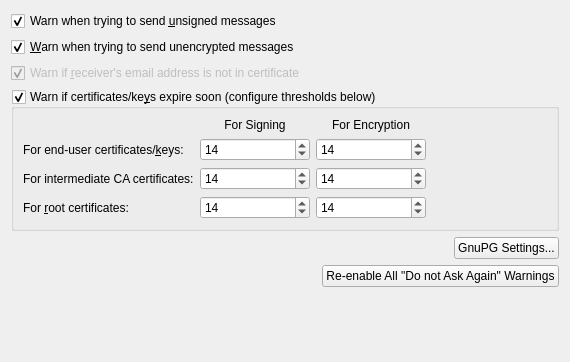
Above: src/ui/warningconfiguration.ui from KDE/kmail before the change. Below: the same form after it.
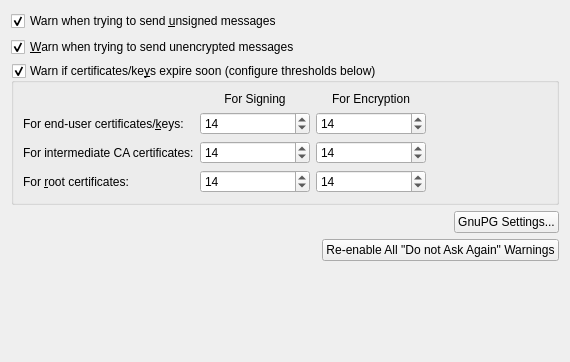
That is the form after the change. Custom widgets are drawn as their Qt base class.

Commit message: Remove unused settings

What changed in the file:
```diff
--- a/src/ui/warningconfiguration.ui
+++ b/src/ui/warningconfiguration.ui
@@ -53,30 +53,6 @@
      </property>
     </widget>
    </item>
-   <item>
-    <widget class="QCheckBox" name="warnReceiverNotInCertificateCB">
-     <property name="enabled">
-      <bool>false</bool>
-     </property>
-     <property name="toolTip">
-      <string>Check to be warned if the address is not in the certificate</string>
-     </property>
-     <property name="whatsThis">
-      <string>&lt;qt&gt;
-&lt;h1&gt;Warn If Receiver's Email Address Is Not In Certificate&lt;/h1&gt;
-If this option is checked, a warning is issued if the email address of the receiver is not contained in the certificate used for encrypting.
-&lt;p&gt;
-It is recommended to leave this option turned on for maximum security.
-&lt;/p&gt;&lt;/qt&gt;</string>
-     </property>
-     <property name="text">
-      <string>Warn if &amp;receiver's email address is not in certificate</string>
-     </property>
-     <property name="checked">
-      <bool>true</bool>
-     </property>
-    </widget>
-   </item>
    <item>
     <widget class="QGroupBox" name="warnGroupBox">
      <property name="title">
```
Left out of the diff: 1 changed line with no effect on the pictures. The commit also changes 2 other files.
